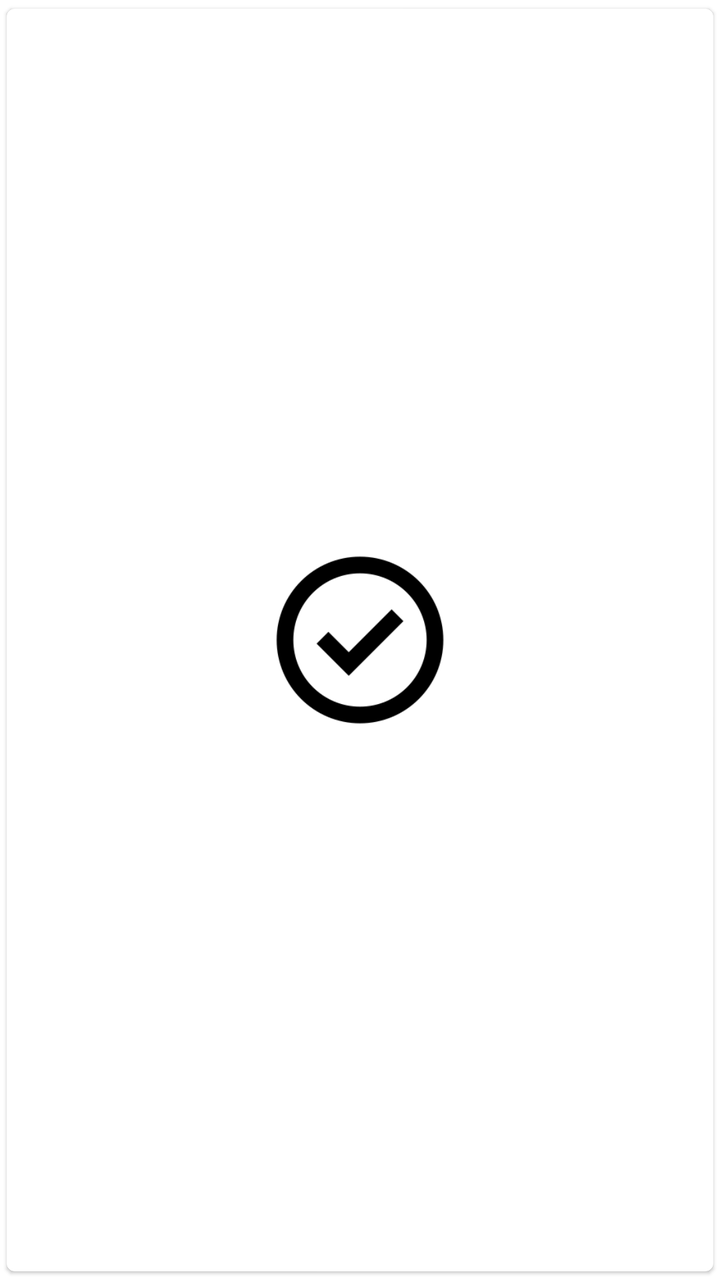
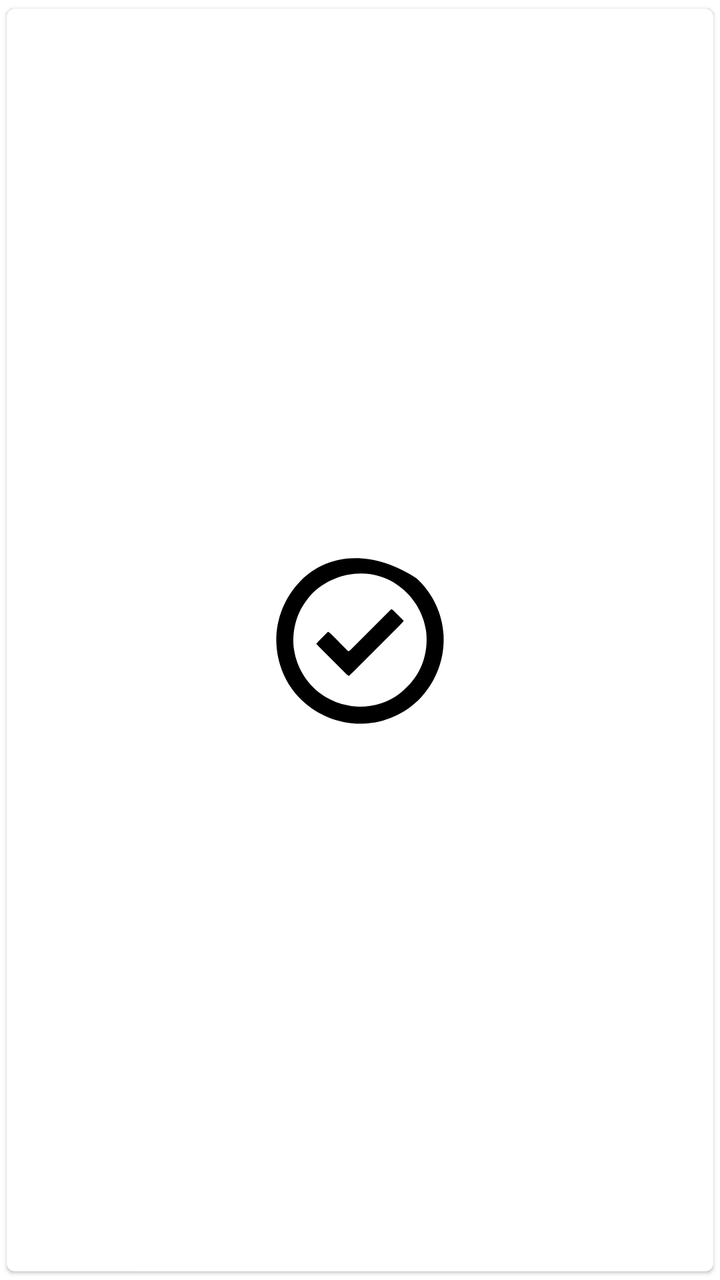

Compare the two renders of this Android layout. The source of the first and the diff that turns it into the second are given below.
<!-- AndroidManifest.xml: application theme AppTheme -->
<!-- res/layout/activity_splash.xml -->
<?xml version="1.0" encoding="utf-8"?>
<com.google.android.material.card.MaterialCardView xmlns:android="http://schemas.android.com/apk/res/android"
    xmlns:app="http://schemas.android.com/apk/res-auto"
    android:layout_width="match_parent"
    android:layout_height="match_parent"
    android:background="?attr/colorSurface"
    app:cardUseCompatPadding="true">

    <com.google.android.material.imageview.ShapeableImageView
        android:layout_width="100dp"
        android:layout_height="100dp"
        android:layout_gravity="center"
        app:tint="?attr/colorOnSurface"
        android:src="@drawable/icon"
        app:shapeAppearanceOverlay="@style/ShapeAppearance.Material3.MediumComponent" />

</com.google.android.material.card.MaterialCardView>
<!-- resources referenced by this layout -->
<resources>
  <!-- drawable icon: png bitmap (drawable, 5827 bytes) -->
  <style name="AppTheme" parent="Theme.MaterialComponents.DayNight.DarkActionBar">
          
          <item name="colorPrimary">@color/colorPrimary</item>
          <item name="colorPrimaryDark">@color/background_dark</item>
          <item name="colorAccent">@color/colorAccent</item>
  
      </style>
  <color name="colorPrimary">#FFFFFF</color>
  <color name="background_dark">#121212</color>
  <color name="colorAccent">#000000</color>
</resources>

<!-- the commit's change to res/layout/activity_splash.xml (unified diff, before → after) -->
@@ -11,7 +11,7 @@
         android:layout_height="100dp"
         android:layout_gravity="center"
         app:tint="?attr/colorOnSurface"
-        android:src="@drawable/icon"
+        android:src="@drawable/icon_launcer_foreground"
         app:shapeAppearanceOverlay="@style/ShapeAppearance.Material3.MediumComponent" />
 
 </com.google.android.material.card.MaterialCardView>
<!-- resource entries referenced after the edit -->
@@ -1,6 +1,6 @@
 <!-- resources referenced by this layout -->
 <resources>
-  <!-- drawable icon: png bitmap (drawable, 5827 bytes) -->
+  <!-- drawable icon_launcer_foreground: vector/xml drawable (drawable, 3173 chars, omitted) -->
   <style name="AppTheme" parent="Theme.MaterialComponents.DayNight.DarkActionBar">
           
           <item name="colorPrimary">@color/colorPrimary</item>
